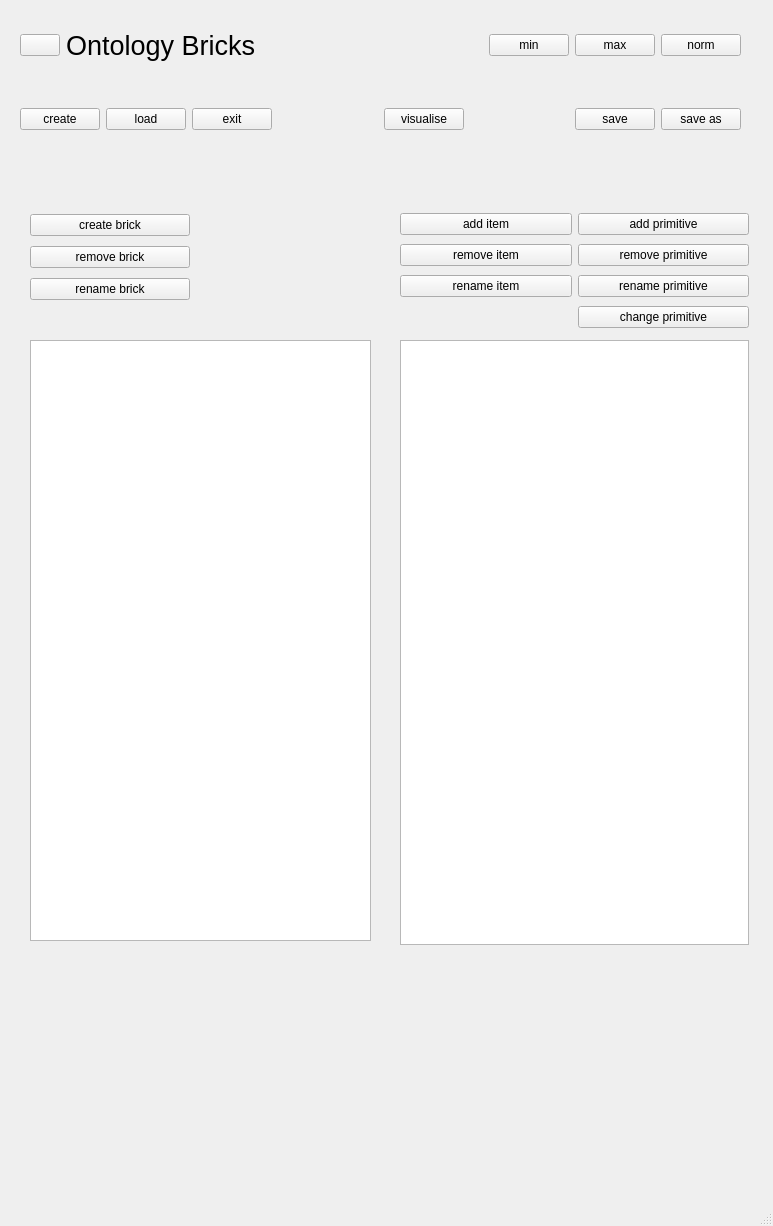
Qt form src/BricksSchemata_gui.ui (heinz-preisig/PeriConto_v1) before a commit.
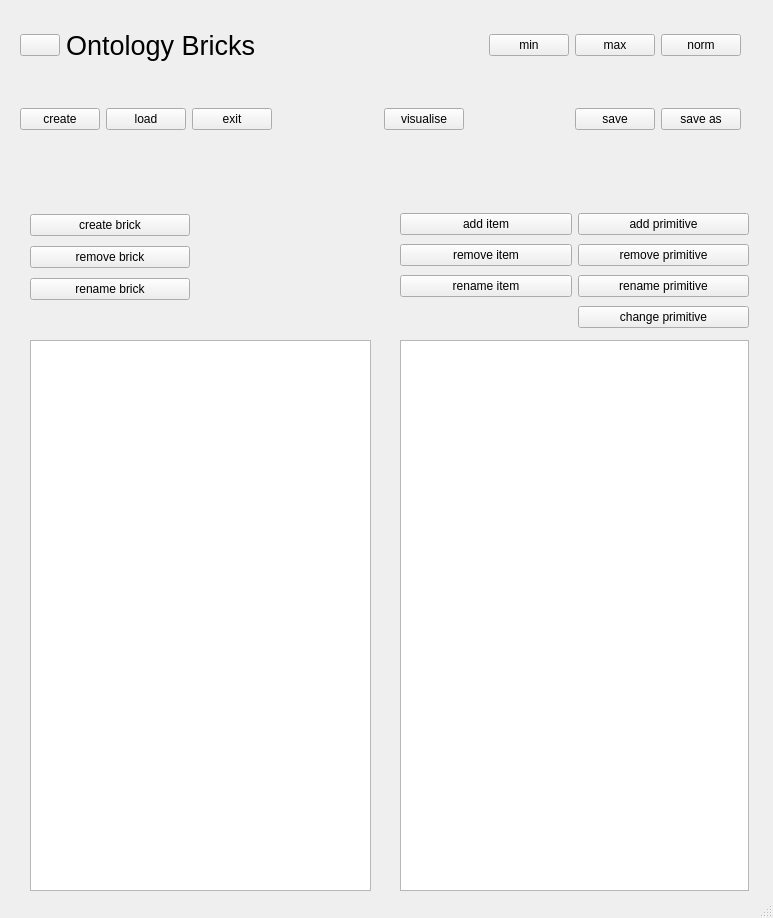
The same form after that commit.

Commit message: [bricks] more help added to line edit

```diff
--- a/src/BricksSchemata_gui.ui
+++ b/src/BricksSchemata_gui.ui
@@ -7,7 +7,7 @@
     <x>0</x>
     <y>0</y>
     <width>773</width>
-    <height>1226</height>
+    <height>918</height>
    </rect>
   </property>
   <property name="sizePolicy">
@@ -247,7 +247,7 @@
       <x>30</x>
       <y>340</y>
       <width>341</width>
-      <height>601</height>
+      <height>551</height>
      </rect>
     </property>
    </widget>
@@ -257,7 +257,7 @@
       <x>400</x>
       <y>340</y>
       <width>349</width>
-      <height>605</height>
+      <height>551</height>
      </rect>
     </property>
     <property name="autoExpandDelay">
```
The commit also changes 4 other files.
